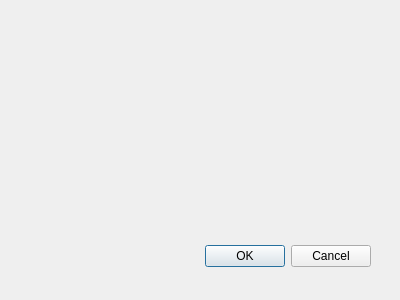
First picture: the form in stok/stokmaindialog.ui, repository CMLDMR/Ressor, before the edit.
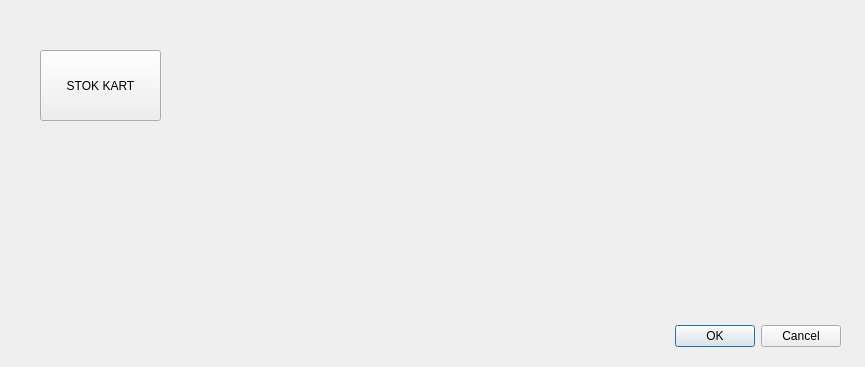
Second picture: the form after the edit.

Diff of the .ui file:
```diff
--- a/stok/stokmaindialog.ui
+++ b/stok/stokmaindialog.ui
@@ -8,8 +8,8 @@
    <rect>
     <x>0</x>
     <y>0</y>
-    <width>400</width>
-    <height>300</height>
+    <width>865</width>
+    <height>367</height>
    </rect>
   </property>
   <property name="windowTitle">
@@ -18,8 +18,8 @@
   <widget class="QDialogButtonBox" name="buttonBox">
    <property name="geometry">
     <rect>
-     <x>30</x>
-     <y>240</y>
+     <x>500</x>
+     <y>320</y>
      <width>341</width>
      <height>32</height>
     </rect>
@@ -31,6 +31,19 @@
     <set>QDialogButtonBox::Cancel|QDialogButtonBox::Ok</set>
    </property>
   </widget>
+  <widget class="QPushButton" name="pushButton_STOKKART">
+   <property name="geometry">
+    <rect>
+     <x>40</x>
+     <y>50</y>
+     <width>121</width>
+     <height>71</height>
+    </rect>
+   </property>
+   <property name="text">
+    <string>STOK KART</string>
+   </property>
+  </widget>
  </widget>
  <pixmapfunction/>
  <resources/>
```
Left out of the diff: 5 changed lines with no effect on the pictures.
